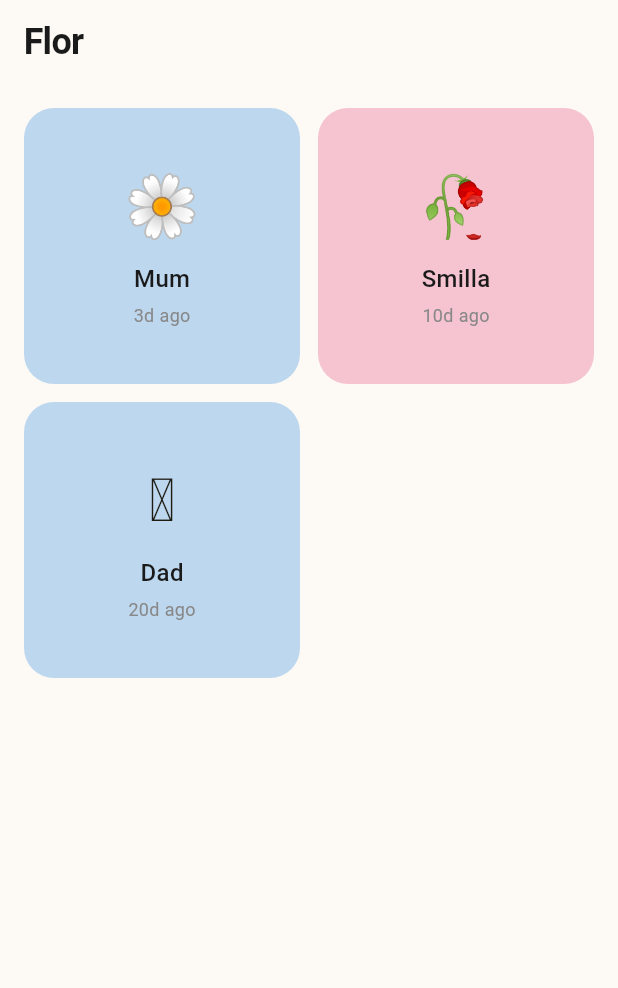
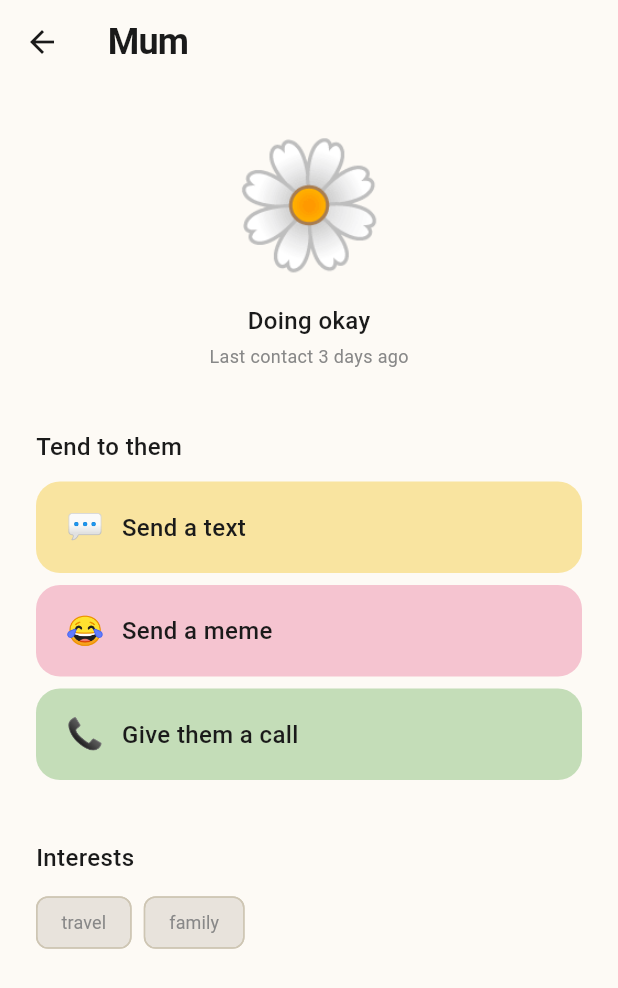
Before and after one commit to giecherry/flor, a Flutter app: the screen it shows after launch, after a tap on "Mum", on a phone screen of 412 x 824 dp. Shown: the top 988 px of the screen. Run offline on Flutter 3.47's test engine with Material 3 defaults, Android fonts, the phone set to English and light mode, and no system bars.

Commit message:
friend screen

```diff
--- a/lib/screens/friend_screen.dart
+++ b/lib/screens/friend_screen.dart
@@ -0,0 +1,144 @@
+import 'package:flutter/material.dart';
+import '../models/person.dart';
+import '../theme.dart';
+
+class FriendScreen extends StatelessWidget {
+  final Person person;
+
+  const FriendScreen({super.key, required this.person});
+
+  String get flowerEmoji {
+    if (person.health >= 0.8) return '🌸';
+    if (person.health >= 0.5) return '🌼';
+    if (person.health >= 0.2) return '🥀';
+    return '🪴';
+  }
+
+  String get healthLabel {
+    if (person.health >= 0.8) return 'Blooming';
+    if (person.health >= 0.5) return 'Doing okay';
+    if (person.health >= 0.2) return 'Needs attention';
+    return 'Wilting';
+  }
+
+  @override
+  Widget build(BuildContext context) {
+    return Scaffold(
+      backgroundColor: FlorTheme.background,
+      appBar: AppBar(
+        backgroundColor: FlorTheme.background,
+        elevation: 0,
+        leading: IconButton(
+          icon: const Icon(Icons.arrow_back, color: FlorTheme.textDark),
+          onPressed: () => Navigator.pop(context),
+        ),
+        title: Text(person.name, style: FlorTheme.heading),
+      ),
+      body: Padding(
+        padding: const EdgeInsets.all(24),
+        child: Column(
+          crossAxisAlignment: CrossAxisAlignment.start,
+          children: [
+            Center(
+              child: Column(
+                children: [
+                  Text(flowerEmoji, style: const TextStyle(fontSize: 80)),
+                  const SizedBox(height: 8),
+                  Text(healthLabel, style: FlorTheme.subheading),
+                  const SizedBox(height: 4),
+                  Text(
+                    person.daysSinceContact == 999
+                        ? 'You\'ve never reached out'
+                        : 'Last contact ${person.daysSinceContact} days ago',
+                    style: FlorTheme.caption,
+                  ),
+                ],
+              ),
+            ),
+
+            const SizedBox(height: 40),
+
+            // Actions
+            const Text('Tend to them', style: FlorTheme.subheading),
+            const SizedBox(height: 12),
+            _ActionButton(
+              label: 'Send a text',
+              emoji: '💬',
+              color: FlorTheme.yellow,
+              onTap: () {},
+            ),
+            const SizedBox(height: 8),
+            _ActionButton(
+              label: 'Send a meme',
+              emoji: '😂',
+              color: FlorTheme.pink,
+              onTap: () {},
+            ),
+            const SizedBox(height: 8),
+            _ActionButton(
+              label: person.preferredContact == 'call'
+                  ? 'Give them a call'
+                  : 'Open Instagram',
+              emoji: person.preferredContact == 'call' ? '📞' : '📱',
+              color: FlorTheme.green,
+              onTap: () {},
+            ),
+
+            const SizedBox(height: 40),
+
+            // Interests
+            const Text('Interests', style: FlorTheme.subheading),
+            const SizedBox(height: 8),
+            Wrap(
+              spacing: 8,
+              children: person.interests
+                  .map(
+                    (i) => Chip(
+                      label: Text(i, style: FlorTheme.caption),
+                      backgroundColor: FlorTheme.neutral,
+                    ),
+                  )
+                  .toList(),
+            ),
+          ],
+        ),
+      ),
+    );
+  }
+}
+
+class _ActionButton extends StatelessWidget {
+  final String label;
+  final String emoji;
+  final Color color;
+  final VoidCallback onTap;
+
+  const _ActionButton({
+    required this.label,
+    required this.emoji,
+    required this.color,
+    required this.onTap,
+  });
+
+  @override
+  Widget build(BuildContext context) {
+    return GestureDetector(
+      onTap: onTap,
+      child: Container(
+        width: double.infinity,
+        padding: const EdgeInsets.symmetric(horizontal: 20, vertical: 16),
+        decoration: BoxDecoration(
+          color: color,
+          borderRadius: BorderRadius.circular(16),
+        ),
+        child: Row(
+          children: [
+            Text(emoji, style: const TextStyle(fontSize: 20)),
+            const SizedBox(width: 12),
+            Text(label, style: FlorTheme.subheading),
+          ],
+        ),
+      ),
+    );
+  }
+}
--- a/lib/screens/home_screen.dart
+++ b/lib/screens/home_screen.dart
@@ -2,6 +2,7 @@ import 'package:flutter/material.dart';
 import '../models/person.dart';
 import '../widgets/flower_card.dart';
 import '../theme.dart';
+import 'friend_screen.dart';
 
 class HomeScreen extends StatelessWidget {
   const HomeScreen({super.key});
@@ -59,7 +60,12 @@ class HomeScreen extends StatelessWidget {
             return FlowerCard(
               person: people[index],
               onTap: () {
-                print('Tapped ${people[index].name}');
+                Navigator.push(
+                  context,
+                  MaterialPageRoute(
+                    builder: (context) => FriendScreen(person: people[index]),
+                  ),
+                );
               },
             );
           },
```
